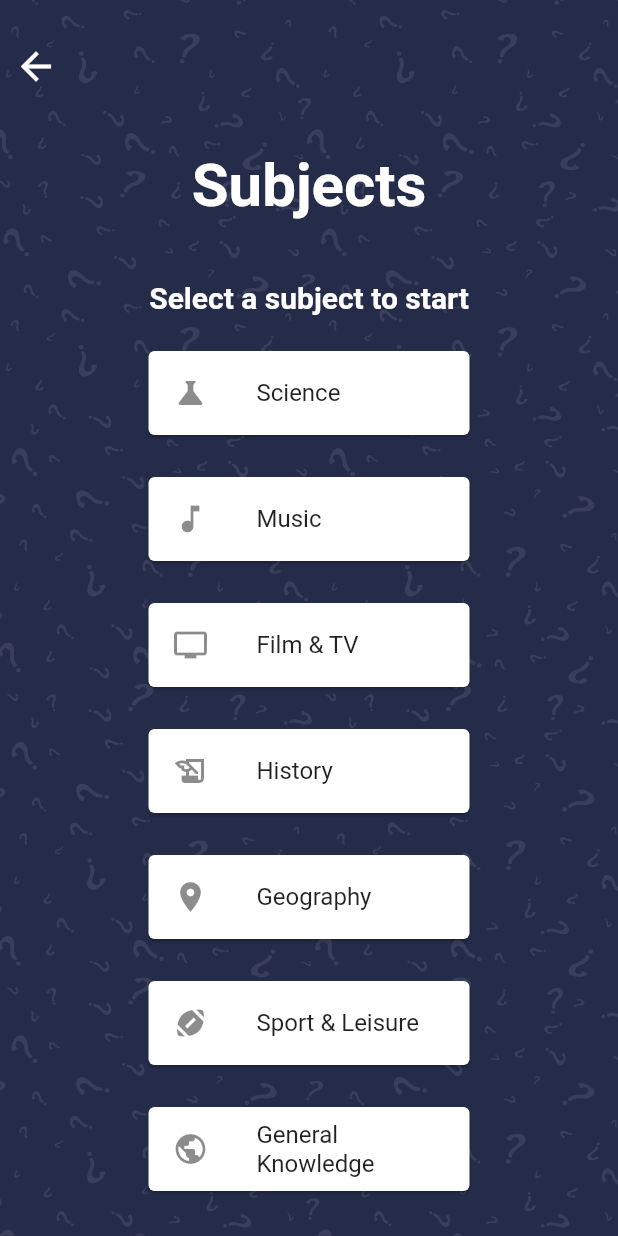
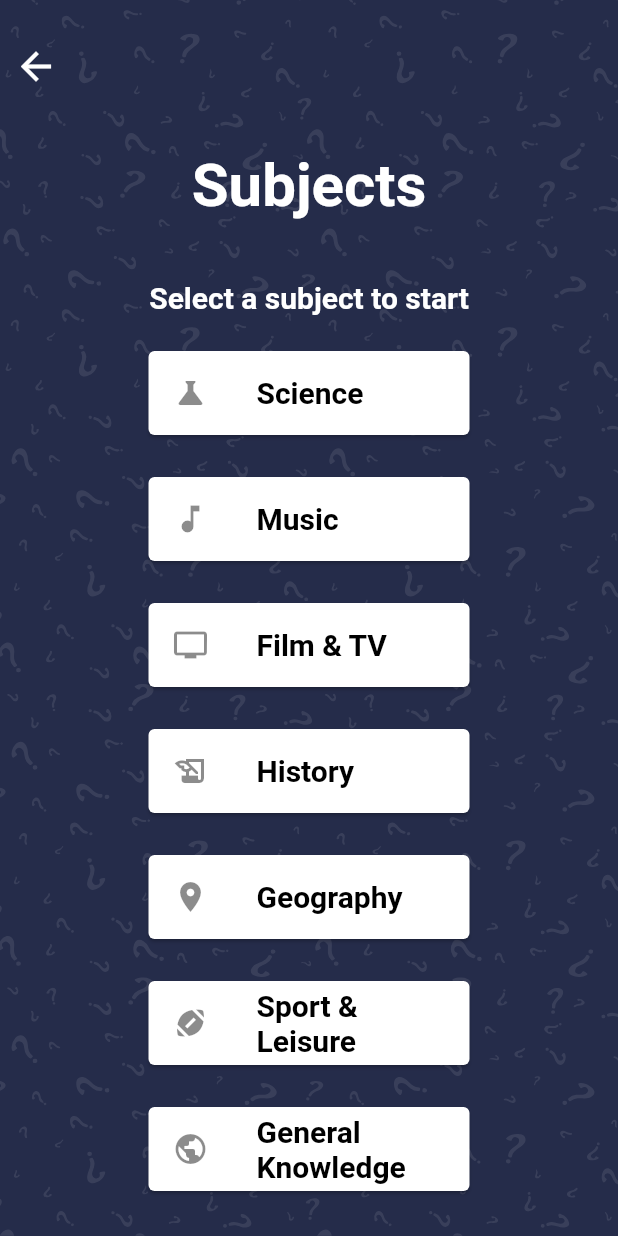
Before and after one commit to mehdios36000/triviaMaster, a Flutter app: the screen it shows after launch, after a tap on "Start", on a phone screen of 412 x 824 dp. Run offline on Flutter 3.47's test engine with Material 2 defaults, Android fonts, the phone set to English and light mode, and no system bars; our stand-ins replace assets_audio_player, flutter_svg.

Commit message:
solved the fontFamily issue

```diff
--- a/lib/views/gameover.dart
+++ b/lib/views/gameover.dart
@@ -38,7 +38,8 @@ class _GameOverState extends State<GameOver> {
                   style: TextStyle(
                       fontSize: 40.0,
                       fontWeight: FontWeight.bold,
-                      color: Colors.white),
+                      color: Colors.white,
+                      fontFamily: 'roboto'),
                 ),
                 SizedBox(
                   height: 20.0,
@@ -48,7 +49,8 @@ class _GameOverState extends State<GameOver> {
                   style: TextStyle(
                       fontSize: 20.0,
                       fontWeight: FontWeight.bold,
-                      color: Colors.white),
+                      color: Colors.white,
+                      fontFamily: 'roboto'),
                 ),
                 SizedBox(
                   height: 20.0,
@@ -60,7 +62,8 @@ class _GameOverState extends State<GameOver> {
                     style: TextStyle(
                         fontSize: 20.0,
                         fontWeight: FontWeight.bold,
-                        color: Color(0xFF1C2341)),
+                        color: Color(0xFF1C2341),
+                        fontFamily: 'roboto'),
                   ),
                   onPressed: () {
                     Navigator.push(
--- a/lib/views/home.dart
+++ b/lib/views/home.dart
@@ -37,7 +37,8 @@ class _HomeState extends State<Home> {
                 style: TextStyle(
                     fontSize: 40.0,
                     fontWeight: FontWeight.bold,
-                    color: Colors.white),
+                    color: Colors.white,
+                    fontFamily: 'roboto'),
               ),
               SizedBox(
                 height: 20.0,
@@ -47,7 +48,8 @@ class _HomeState extends State<Home> {
                 style: TextStyle(
                     fontSize: 20.0,
                     fontWeight: FontWeight.bold,
-                    color: Colors.white),
+                    color: Colors.white,
+                    fontFamily: 'roboto'),
               ),
               SizedBox(
                 height: 20.0,
@@ -59,7 +61,8 @@ class _HomeState extends State<Home> {
                   style: TextStyle(
                       fontSize: 20.0,
                       fontWeight: FontWeight.bold,
-                      color: Color(0xFF1C2341)),
+                      color: Color(0xFF1C2341),
+                      fontFamily: 'roboto'),
                 ),
                 onPressed: () {
                   Navigator.push(
--- a/lib/views/question.dart
+++ b/lib/views/question.dart
@@ -81,7 +81,8 @@ class _QuestionState extends State<Question> {
                   style: TextStyle(
                       fontSize: 25.0,
                       fontWeight: FontWeight.bold,
-                      color: Colors.white),
+                      color: Colors.white,
+                      fontFamily: 'roboto'),
                 ),
               ),
             ),
@@ -103,7 +104,8 @@ class _QuestionState extends State<Question> {
                           style: TextStyle(
                               fontSize: 20.0,
                               fontWeight: FontWeight.bold,
-                              color: Colors.black),
+                              color: Colors.black,
+                              fontFamily: 'roboto'),
                         ),
                         onTap: () {
                           widget.counter++;
@@ -150,7 +152,8 @@ class _QuestionState extends State<Question> {
                           style: TextStyle(
                               fontSize: 20.0,
                               fontWeight: FontWeight.bold,
-                              color: Colors.black),
+                              color: Colors.black,
+                              fontFamily: 'roboto'),
                         ),
                         onTap: () {
                           widget.counter++;
@@ -196,7 +199,8 @@ class _QuestionState extends State<Question> {
                           style: TextStyle(
                               fontSize: 20.0,
                               fontWeight: FontWeight.bold,
-                              color: Colors.black),
+                              color: Colors.black,
+                              fontFamily: 'roboto'),
                         ),
                         onTap: () {
                           widget.counter++;
@@ -242,7 +246,8 @@ class _QuestionState extends State<Question> {
                           style: TextStyle(
                               fontSize: 20.0,
                               fontWeight: FontWeight.bold,
-                              color: Colors.black),
+                              color: Colors.black,
+                              fontFamily: 'roboto'),
                         ),
                         onTap: () {
                           widget.counter++;
--- a/lib/views/subjects.dart
+++ b/lib/views/subjects.dart
@@ -46,7 +46,8 @@ class _SubjectsState extends State<Subjects> {
                       style: TextStyle(
                           fontSize: 40.0,
                           fontWeight: FontWeight.bold,
-                          color: Colors.white),
+                          color: Colors.white,
+                          fontFamily: 'Roboto'),
                     ),
                   ),
                   SizedBox(
@@ -59,7 +60,8 @@ class _SubjectsState extends State<Subjects> {
                       style: TextStyle(
                           fontSize: 20.0,
                           fontWeight: FontWeight.bold,
-                          color: Colors.white),
+                          color: Colors.white,
+                           fontFamily: 'Roboto'),
                     ),
                   ),
                   SizedBox(
@@ -69,7 +71,12 @@ class _SubjectsState extends State<Subjects> {
                     margin: EdgeInsets.only(right: 95, left: 95),
                     child: Card(
                       child: ListTile(
-                        title: Text('Science'),
+                        title: Text('Science',
+                            style: TextStyle(
+                                fontSize: 20.0,
+                                fontWeight: FontWeight.bold,
+                                color: Colors.black,
+                                fontFamily: 'Roboto')),
                         //add icon
                         leading: Icon(Icons.science),
                         onTap: () async {
@@ -98,7 +105,12 @@ class _SubjectsState extends State<Subjects> {
                     margin: EdgeInsets.only(right: 95, left: 95),
                     child: Card(
                       child: ListTile(
-                        title: Text('Music'),
+                        title: Text('Music',
+                            style: TextStyle(
+                                fontSize: 20.0,
+                                fontWeight: FontWeight.bold,
+                                color: Colors.black,
+                                fontFamily: 'Roboto')),
                         //add icon
                         leading: Icon(Icons.music_note),
                         onTap: () async {
@@ -126,7 +138,12 @@ class _SubjectsState extends State<Subjects> {
                     margin: EdgeInsets.only(right: 95, left: 95),
                     child: Card(
                       child: ListTile(
-                        title: Text('Film & TV'),
+                        title: Text('Film & TV',
+                            style: TextStyle(
+                                fontSize: 20.0,
+                                fontWeight: FontWeight.bold,
+                                color: Colors.black,
+                                fontFamily: 'Roboto')),
                         //add icon
                         leading: Icon(Icons.tv),
                         onTap: () async {
@@ -154,7 +171,12 @@ class _SubjectsState extends State<Subjects> {
                     margin: EdgeInsets.only(right: 95, left: 95),
                     child: Card(
                       child: ListTile(
-                        title: Text('History'),
+                        title: Text('History',
+                            style: TextStyle(
+                                fontSize: 20.0,
+                                fontWeight: FontWeight.bold,
+                                color: Colors.black,
+                                fontFamily: 'Roboto')),
                         //add icon
                         leading: Icon(Icons.history_edu),
                         onTap: () async {
@@ -182,7 +204,12 @@ class _SubjectsState extends State<Subjects> {
                     margin: EdgeInsets.only(right: 95, left: 95),
                     child: Card(
                       child: ListTile(
-                        title: Text('Geography'),
+                        title: Text('Geography',
+                            style: TextStyle(
+                                fontSize: 20.0,
+                                fontWeight: FontWeight.bold,
+                                color: Colors.black,
+                                fontFamily: 'Roboto')),
                         //add icon
                         leading: Icon(Icons.location_on),
                         onTap: () async {
@@ -210,7 +237,12 @@ class _SubjectsState extends State<Subjects> {
                     margin: EdgeInsets.only(right: 95, left: 95),
                     child: Card(
                       child: ListTile(
-                        title: Text('Sport & Leisure'),
+                        title: Text('Sport & Leisure',
+                            style: TextStyle(
+                                fontSize: 20.0,
+                                fontWeight: FontWeight.bold,
+                                color: Colors.black,
+                                fontFamily: 'Roboto')),
                         //add icon
                         leading: Icon(Icons.sports_football),
                         onTap: () async {
@@ -238,7 +270,12 @@ class _SubjectsState extends State<Subjects> {
                     margin: EdgeInsets.only(right: 95, left: 95),
                     child: Card(
                       child: ListTile(
-                        title: Text('General Knowledge'),
+                        title: Text('General Knowledge',
+                            style: TextStyle(
+                                fontSize: 20.0,
+                                fontWeight: FontWeight.bold,
+                                color: Colors.black,
+                                fontFamily: 'Roboto')),
                         //add icon
                         leading: Icon(Icons.public),
                         onTap: () async {
```
Also changed, not shown: 3 other files.
